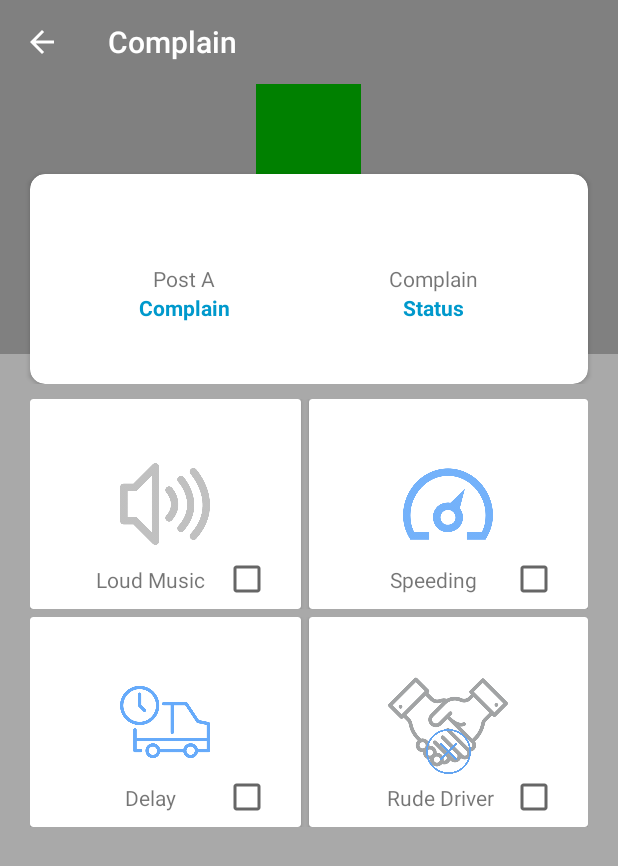
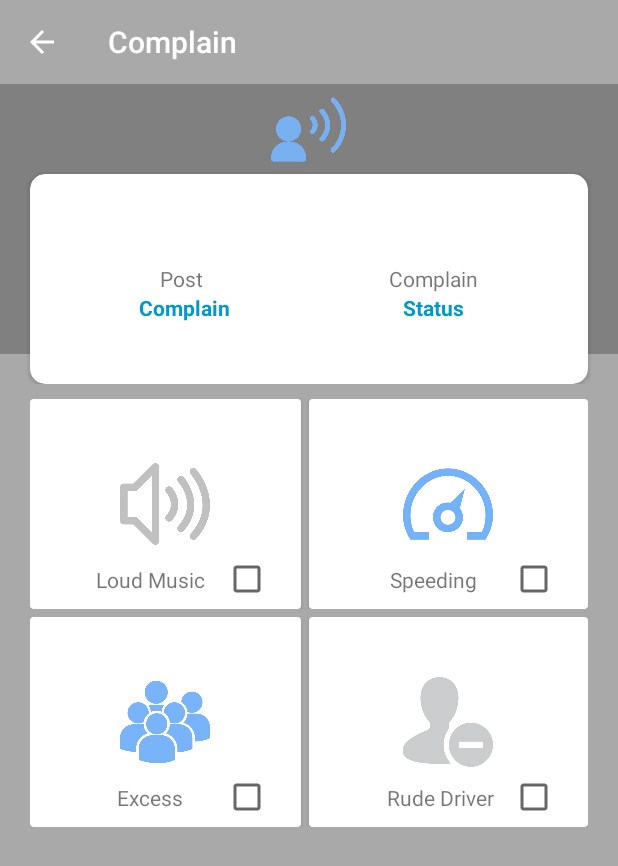
Before and after one commit to MavsPeterKE/SBP-App, an Android app: the ComplainActivity screen opened directly, with no data from a screen before it, on a phone screen of 412 x 824 dp. Shown: the top 866 px of the screen. Run offline under Robolectric (Android 15) with nearby library versions, the phone set to English and light mode, and no system bars.

Commit message:
Report Complain

```diff
--- a/app/build.gradle
+++ b/app/build.gradle
@@ -24,6 +24,7 @@ dependencies {
     implementation 'com.android.support.constraint:constraint-layout:1.0.2'
     implementation 'com.android.support:design:26.1.0'
     implementation 'com.android.support:cardview-v7:26.1.0'
+    implementation 'de.hdodenhof:circleimageview:2.2.0'
     testImplementation 'junit:junit:4.12'
     androidTestImplementation 'com.android.support.test:runner:1.0.1'
     androidTestImplementation 'com.android.support.test.espresso:espresso-core:3.0.1'
--- a/app/src/main/java/com/example/peter/smartfarepayer/view/activity/PayLaunchActivity.java
+++ b/app/src/main/java/com/example/peter/smartfarepayer/view/activity/PayLaunchActivity.java
@@ -75,12 +75,12 @@ public class PayLaunchActivity extends AppCompatActivity
             // Handle the camera action
             startActivity(new Intent(this, MainActivity.class));
         } else if (id == R.id.nav_gallery) {
-            startActivity(new Intent(this, ComplainActivity.class));
+
 
         } else if (id == R.id.nav_slideshow) {
 
         } else if (id == R.id.nav_manage) {
-
+            startActivity(new Intent(this, ComplainActivity.class));
         } else if (id == R.id.nav_share) {
 
         } else if (id == R.id.nav_send) {
--- a/app/src/main/res/layout/post_complain.xml
+++ b/app/src/main/res/layout/post_complain.xml
@@ -16,7 +16,7 @@
             android:id="@+id/toolbar"
             android:layout_width="match_parent"
             android:layout_height="?attr/actionBarSize"
-            android:background="?attr/colorPrimaryDark" />
+            android:background="?attr/colorPrimary" />
 
     </android.support.design.widget.AppBarLayout>
 
@@ -41,6 +41,7 @@
             app:cardCornerRadius="10dp">
 
             <LinearLayout
+                android:id="@+id/dashboard_complaint"
                 android:layout_width="match_parent"
                 android:layout_height="wrap_content"
                 android:layout_marginLeft="20dp"
@@ -59,7 +60,7 @@
                         android:layout_width="wrap_content"
                         android:layout_height="wrap_content"
                         android:layout_gravity="center_horizontal"
-                        android:text="Post A" />
+                        android:text="Post " />
 
                     <TextView
                         android:layout_width="wrap_content"
@@ -95,10 +96,11 @@
         </android.support.v7.widget.CardView>
 
         <ImageView
-            android:layout_width="70dp"
-            android:layout_height="70dp"
+            android:layout_width="50dp"
+            android:layout_marginTop="5dp"
+            android:layout_height="50dp"
             android:layout_centerHorizontal="true"
-            android:src="@color/green" />
+            android:src="@drawable/speaking" />
     </RelativeLayout>
 
     <LinearLayout
@@ -183,14 +185,14 @@
                 android:layout_width="60dp"
                 android:layout_height="60dp"
                 android:layout_gravity="center_horizontal|center_vertical"
-                android:src="@drawable/truckdelay" />
+                android:src="@drawable/excess" />
             <TextView
                 android:layout_width="wrap_content"
                 android:layout_height="wrap_content"
                 android:layout_gravity="bottom|center"
                 android:padding="10dp"
                 android:layout_marginRight="10dp"
-                android:text="Delay"/>
+                android:text="Excess"/>
 
             <CheckBox
                 android:layout_width="wrap_content"
@@ -204,17 +206,10 @@
             android:layout_weight="1"
             app:cardBackgroundColor="@color/white">
             <ImageView
-                android:layout_width="80dp"
-                android:layout_height="80dp"
+                android:layout_width="60dp"
+                android:layout_height="60dp"
                 android:layout_gravity="center_horizontal|center_vertical"
-                android:src="@drawable/handshake" />
-            <ImageView
-                android:layout_width="30dp"
-                android:layout_height="30dp"
-                android:foregroundGravity="bottom"
-                android:layout_gravity="center_vertical|center_horizontal"
-                android:layout_marginTop="20dp"
-                android:src="@drawable/error" />
+                android:src="@drawable/rude" />
             <TextView
                 android:layout_width="wrap_content"
                 android:layout_height="wrap_content"
--- a/app/src/main/res/values/colors.xml
+++ b/app/src/main/res/values/colors.xml
@@ -17,6 +17,7 @@
     <color name="holo_red_light">#ffff4444</color>
     <!-- A dark Holo shade of blue -->
     <color name="holo_blue_dark">#ff0099cc</color>
+    <color name="icon_blue_light">#78B2FA</color>
     <color name="holo_blue_dark_faded">#88a5af</color>
     <!-- A dark Holo shade of green -->
     <color name="holo_green_dark">#ff669900</color>
```
Also changed, not shown: app/src/main/res/drawable/edit.png (added), app/src/main/res/drawable/error.png (deleted), app/src/main/res/drawable/excess.png (added), app/src/main/res/drawable/multiply.png (deleted), app/src/main/res/drawable/queue.png (added), app/src/main/res/drawable/rude.png (added), app/src/main/res/drawable/speak.png (added), app/src/main/res/drawable/speaking.png (added).
